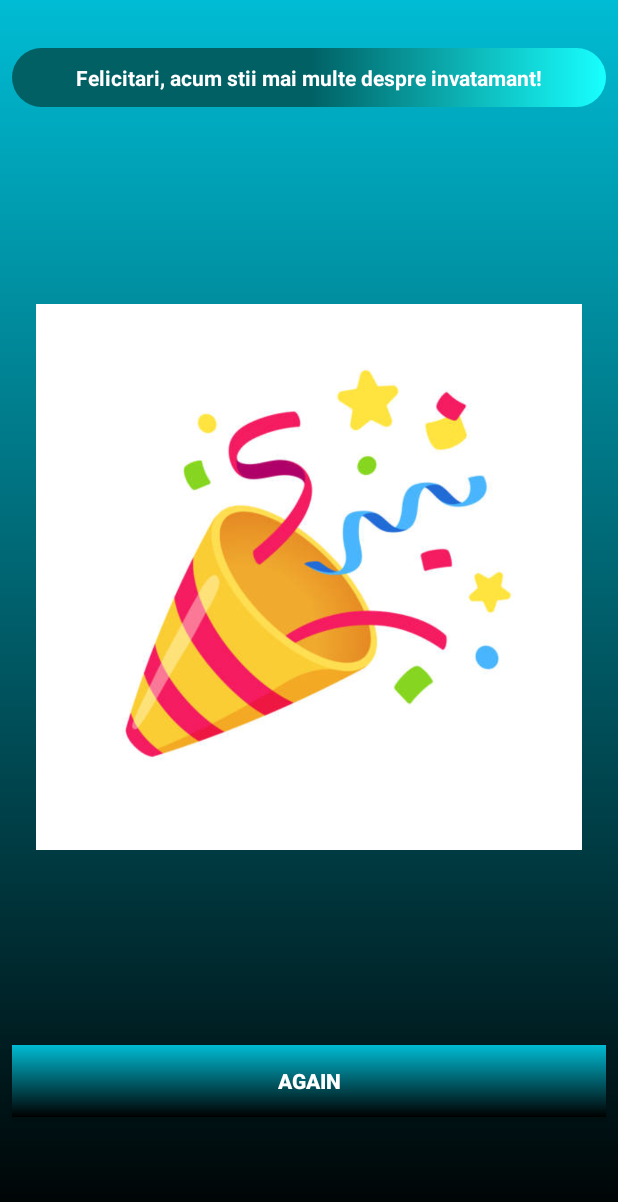
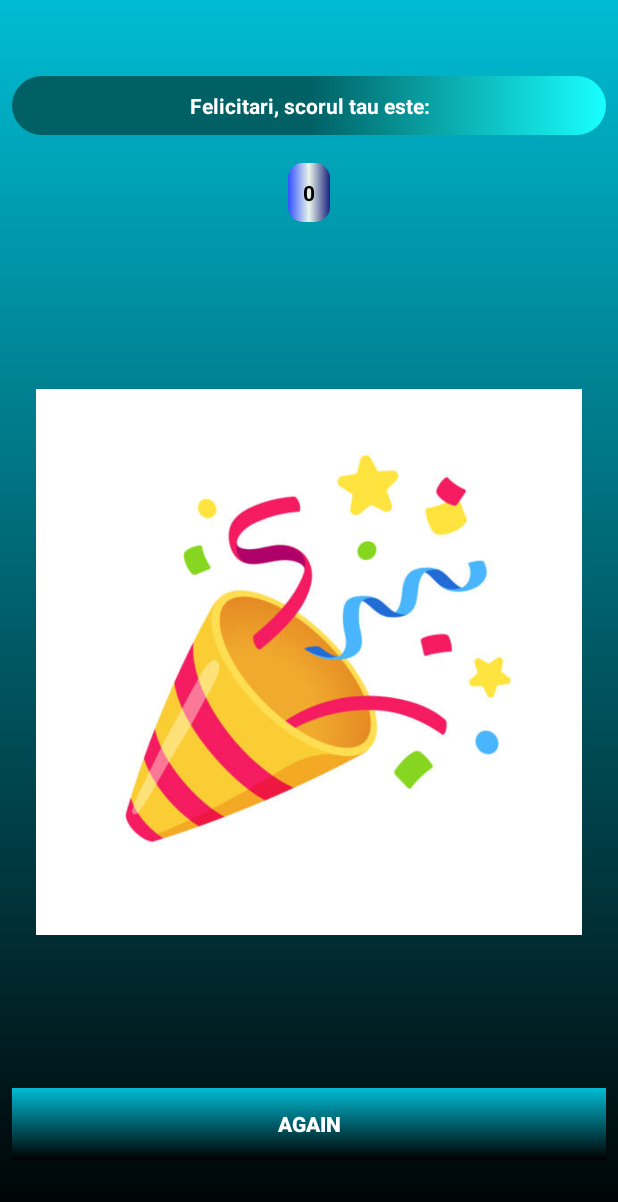
Before and after one commit to margaretpopa/Quizz-App, an Android app: the EndQuizz screen opened directly, with no data from a screen before it, on a phone screen of 412 x 824 dp. Shown: the top 1202 px of the screen. Run offline under Robolectric (Android 15) with nearby library versions, the phone set to English and light mode, and no system bars; 2 statements that could not run were skipped.

Commit message:
Added scor final

```diff
--- a/app/src/main/java/com/example/firstactivity/EndQuizz.java
+++ b/app/src/main/java/com/example/firstactivity/EndQuizz.java
@@ -13,19 +13,29 @@ import java.io.Serializable;
 
 public class EndQuizz extends AppCompatActivity {
     private Button btn_dinnou;
+    private TextView tv_scor_final;
 
+    public static String cheie="SCOR";
 
     @Override
     protected void onCreate(Bundle savedInstanceState) {
         super.onCreate(savedInstanceState);
         setContentView(R.layout.activity_end_quizz);
         initComponents();
+        //primire scor
+        Bundle bundle = getIntent().getExtras();
+        String value = bundle.getString(cheie);
+        if (bundle.containsKey(Quizz.cheie))    {
+            tv_scor_final.setText(value);
+        }
+
+
         btn_dinnou.setOnClickListener(reiaQuizEvent());
-
     }
 
     private void initComponents() {
         btn_dinnou=findViewById(R.id.popa_margaret_btn_again);
+        tv_scor_final=findViewById(R.id.popa_margaret_tv_scor_final);
     }
 
     private View.OnClickListener reiaQuizEvent() {
--- a/app/src/main/java/com/example/firstactivity/Quizz.java
+++ b/app/src/main/java/com/example/firstactivity/Quizz.java
@@ -9,6 +9,7 @@ import android.os.Bundle;
 import android.view.View;
 import android.widget.AdapterView;
 import android.widget.ArrayAdapter;
+import android.widget.AutoCompleteTextView;
 import android.widget.Button;
 import android.widget.ListView;
 import android.widget.TextView;
@@ -22,10 +23,11 @@ public class Quizz extends AppCompatActivity {
     private ListView lv_raspunsuri;
     private Button btn_finish;
     private Button btn_next;
-    private Integer NrIntrebare =0;
+    private Integer NrIntrebare = 0;
     private boolean itemApasat=false;
     public Integer nr_scor=0;
 
+    public static String cheie="SCOR";
 
     private Intrebare[] intrebari={
             new Intrebare("Cate saptamani are un an scolar?",1, new String[] {"12","34","8"}),
@@ -54,8 +56,13 @@ public class Quizz extends AppCompatActivity {
         return new View.OnClickListener() {
             @Override
             public void onClick(View view) {
-            Intent intent= new Intent(getApplicationContext(),EndQuizz.class);
-            startActivity(intent);
+                Intent intent= new Intent(getApplicationContext(),EndQuizz.class);
+
+
+                Bundle bundle = new Bundle();
+                bundle.putString(cheie,scor.getText().toString());
+                intent.putExtras(bundle);
+                startActivity(intent);
             }
         };
     }
--- a/app/src/main/res/layout/activity_end_quizz.xml
+++ b/app/src/main/res/layout/activity_end_quizz.xml
@@ -26,20 +26,22 @@
 
     <TextView
         android:id="@+id/popa_margaret_tv_felicitari"
+        style="@style/button_next"
         android:layout_width="match_parent"
         android:layout_height="wrap_content"
         android:layout_marginStart="8dp"
         android:layout_marginTop="32dp"
-        style="@style/button_next"
-        android:textStyle="bold"
-        android:textColor="@color/white"
         android:layout_marginEnd="8dp"
         android:gravity="center"
         android:padding="10dp"
         android:text="@string/felicitari_scorul_tau_este_de_1"
+        android:textColor="@color/white"
+        android:textStyle="bold"
+        app:layout_constraintBottom_toTopOf="@id/popa_margaret_tv_scor_final"
         app:layout_constraintEnd_toEndOf="parent"
         app:layout_constraintStart_toStartOf="parent"
         app:layout_constraintTop_toTopOf="parent" />
+
 
 
     <ImageView
@@ -52,6 +54,22 @@
         app:layout_constraintBottom_toTopOf="@id/popa_margaret_btn_again"
         app:layout_constraintEnd_toEndOf="parent"
         app:layout_constraintStart_toStartOf="parent"
-        app:layout_constraintTop_toBottomOf="@id/popa_margaret_tv_felicitari"
+        app:layout_constraintTop_toBottomOf="@id/popa_margaret_tv_scor_final"
         app:srcCompat="@drawable/felicitari" />
+
+    <TextView
+        android:id="@+id/popa_margaret_tv_scor_final"
+        style="@style/raspuns_final"
+        android:layout_width="wrap_content"
+        android:layout_height="wrap_content"
+        android:layout_marginBottom="8dp"
+        android:padding="10dp"
+        android:text="@string/scor0"
+        android:textColor="@color/black"
+        android:textSize="14sp"
+        android:textStyle="bold"
+        app:layout_constraintBottom_toTopOf="@id/popa_margaret_imgviewfelicitari"
+        app:layout_constraintEnd_toEndOf="parent"
+        app:layout_constraintStart_toStartOf="parent"
+        app:layout_constraintTop_toBottomOf="@id/popa_margaret_tv_felicitari" />
 </androidx.constraintlayout.widget.ConstraintLayout>
--- a/app/src/main/res/values/strings.xml
+++ b/app/src/main/res/values/strings.xml
@@ -8,7 +8,7 @@
     <string name="next">next</string>
     <string name="finish">Finish</string>
     <string name="intrebare">Intrebare</string>
-    <string name="felicitari_scorul_tau_este_de_1">Felicitari, acum stii mai multe despre invatamant! </string>
+    <string name="felicitari_scorul_tau_este_de_1">Felicitari, scorul tau este: </string>
     <string name="again">again</string>
     <string name="descrierefelicitari">descrierefelicitari</string>
     <string name="_10">10</string>
```
